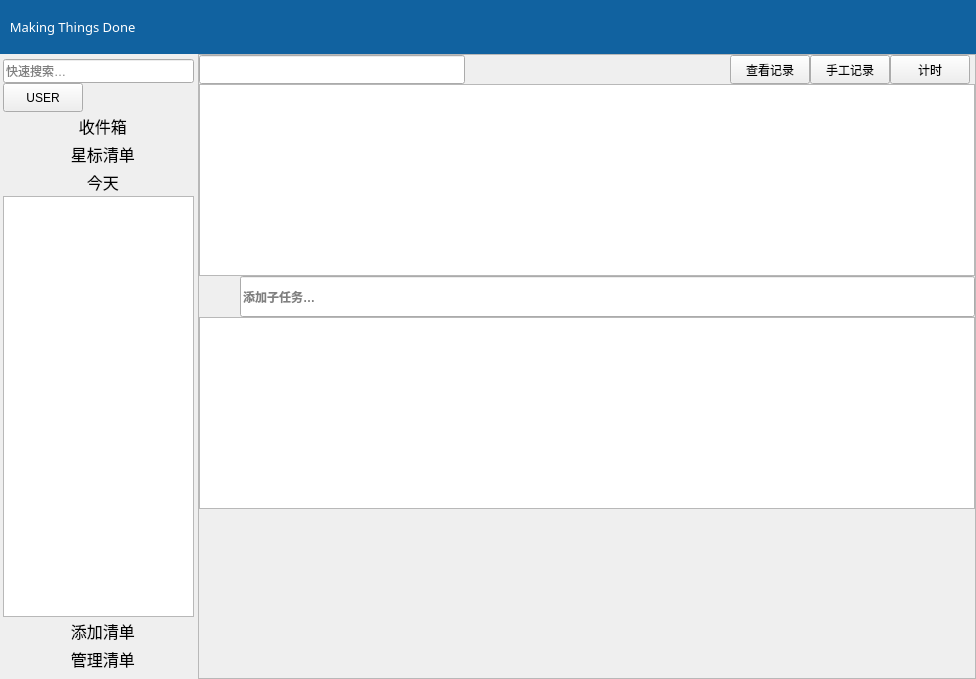
This is UI/mainWindow.ui in emagicinc/MTD as Qt 5 draws it before an edit. The edited form follows.
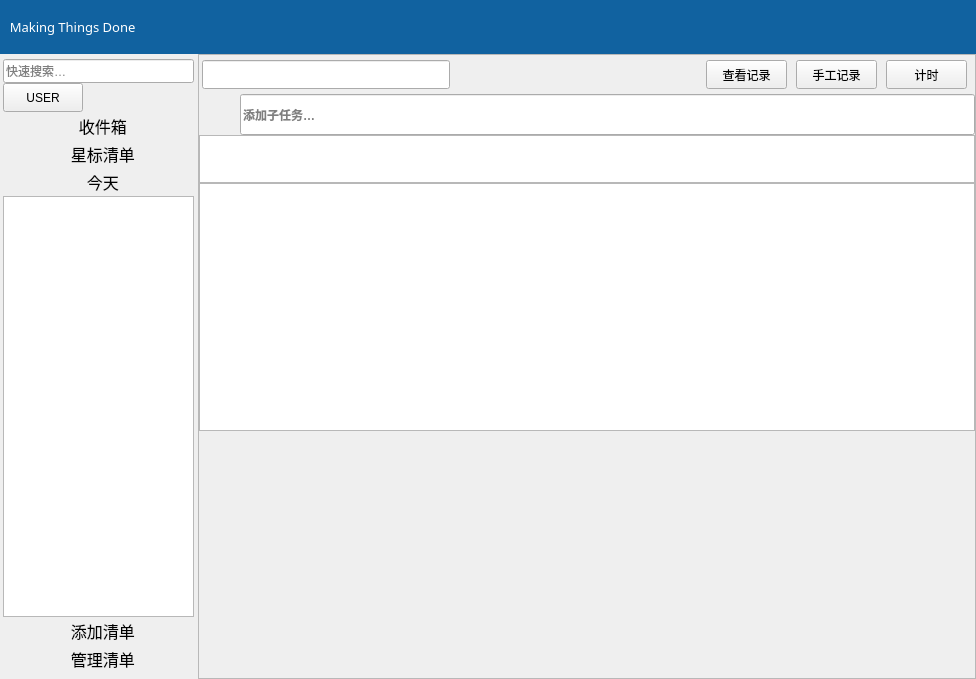
This is the edited form. The open tabs and pages were chosen to show the change. Icons and pictures are not drawn.

The edit to the form file:
```diff
--- a/UI/mainWindow.ui
+++ b/UI/mainWindow.ui
@@ -1071,6 +1071,9 @@
            <layout class="QVBoxLayout" name="verticalLayout_2">
             <item>
              <widget class="QScrollArea" name="taskSA">
+              <property name="autoFillBackground">
+               <bool>false</bool>
+              </property>
               <property name="verticalScrollBarPolicy">
                <enum>Qt::ScrollBarAlwaysOff</enum>
               </property>
@@ -1092,6 +1095,21 @@
                <layout class="QVBoxLayout" name="verticalLayout_5">
                 <item>
                  <layout class="QHBoxLayout" name="horizontalLayout_16">
+                  <property name="spacing">
+                   <number>9</number>
+                  </property>
+                  <property name="leftMargin">
+                   <number>3</number>
+                  </property>
+                  <property name="topMargin">
+                   <number>5</number>
+                  </property>
+                  <property name="rightMargin">
+                   <number>3</number>
+                  </property>
+                  <property name="bottomMargin">
+                   <number>5</number>
+                  </property>
                   <item>
                    <widget class="QLineEdit" name="taskLE">
                     <property name="minimumSize">
@@ -1125,7 +1143,7 @@
                    <widget class="QPushButton" name="viewBtn">
                     <property name="minimumSize">
                      <size>
-                      <width>0</width>
+                      <width>81</width>
                       <height>29</height>
                      </size>
                     </property>
@@ -1138,7 +1156,7 @@
                    <widget class="QPushButton" name="onManualBtn">
                     <property name="minimumSize">
                      <size>
-                      <width>0</width>
+                      <width>81</width>
                       <height>29</height>
                      </size>
                     </property>
@@ -1151,7 +1169,7 @@
                    <widget class="QPushButton" name="timerBtn">
                     <property name="minimumSize">
                      <size>
-                      <width>0</width>
+                      <width>81</width>
                       <height>29</height>
                      </size>
                     </property>
@@ -1178,28 +1196,6 @@
                   </item>
                  </layout>
                 </item>
-                <item>
-                 <widget class="QListWidget" name="subtaskLW">
-                  <property name="sizePolicy">
-                   <sizepolicy hsizetype="Expanding" vsizetype="Expanding">
-                    <horstretch>0</horstretch>
-                    <verstretch>0</verstretch>
-                   </sizepolicy>
-                  </property>
-                  <property name="minimumSize">
-                   <size>
-                    <width>111</width>
-                    <height>29</height>
-                   </size>
-                  </property>
-                  <property name="maximumSize">
-                   <size>
-                    <width>11666</width>
-                    <height>16777215</height>
-                   </size>
-                  </property>
-                 </widget>
-                </item>
                 <item>
                  <layout class="QHBoxLayout" name="horizontalLayout_14">
                   <item>
@@ -1269,6 +1265,28 @@
                   </item>
                  </layout>
                 </item>
+                <item>
+                 <widget class="QListWidget" name="subtaskLW">
+                  <property name="sizePolicy">
+                   <sizepolicy hsizetype="Expanding" vsizetype="Expanding">
+                    <horstretch>0</horstretch>
+                    <verstretch>0</verstretch>
+                   </sizepolicy>
+                  </property>
+                  <property name="minimumSize">
+                   <size>
+                    <width>111</width>
+                    <height>29</height>
+                   </size>
+                  </property>
+                  <property name="maximumSize">
+                   <size>
+                    <width>11666</width>
+                    <height>48</height>
+                   </size>
+                  </property>
+                 </widget>
+                </item>
                 <item>
                  <widget class="QTextEdit" name="noteTE"/>
                 </item>
```
Left out of the diff: 40 changed lines with no effect on the pictures.
